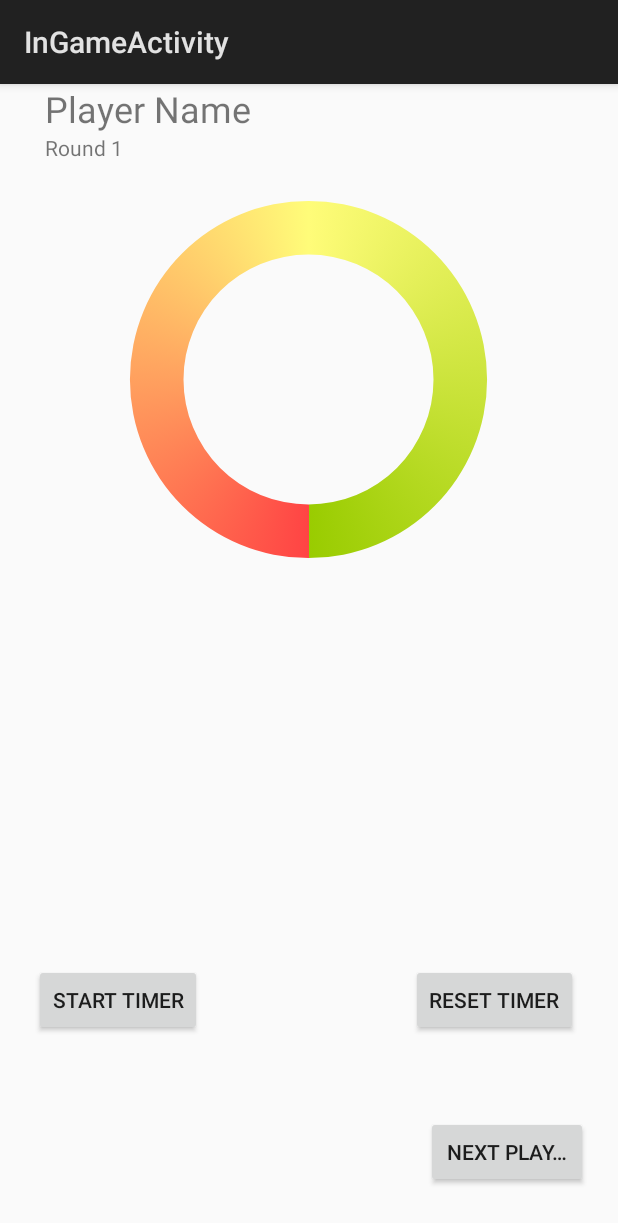
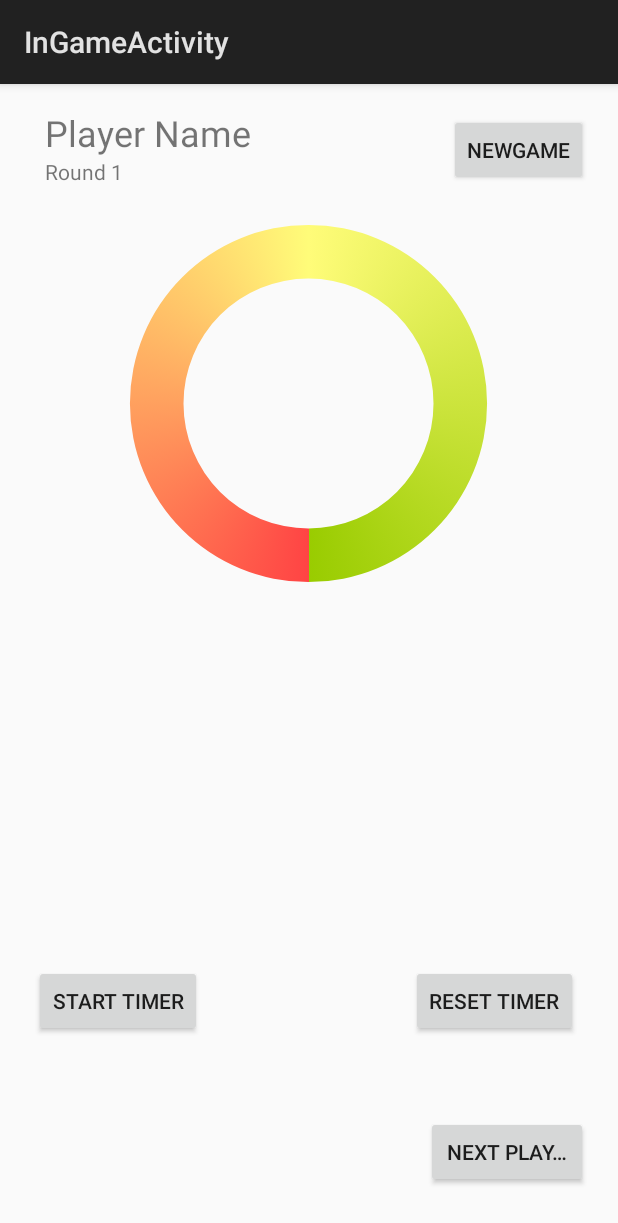
Before and after one commit to hannahhaist/Game_Assistant, an Android app: the InGameActivity screen opened directly, with no data from a screen before it, on a phone screen of 412 x 824 dp. Shown: the top 1223 px of the screen. Run offline under Robolectric (Android 15) with nearby library versions, the phone set to English and light mode, and no system bars; 7 statements that could not run were skipped.

Commit message:
main menu button added

```diff
--- a/app/src/main/java/com/moco/android/assistant/InGameActivity.java
+++ b/app/src/main/java/com/moco/android/assistant/InGameActivity.java
@@ -303,6 +303,10 @@ public class InGameActivity extends Activity {
 
     }
 
+    public void newGame(View view){
+        Intent intent = new Intent(this, MainActivity.class);
+        startActivity(intent);
+    }
 
 
 
--- a/app/src/main/res/layout/ingame_layout.xml
+++ b/app/src/main/res/layout/ingame_layout.xml
@@ -1,5 +1,5 @@
 <?xml version="1.0" encoding="utf-8"?>
-<LinearLayout xmlns:android="http://schemas.android.com/apk/res/android"
+<RelativeLayout xmlns:android="http://schemas.android.com/apk/res/android"
     android:orientation="vertical" android:layout_width="match_parent"
     android:layout_height="match_parent">
 
@@ -9,14 +9,29 @@
         android:layout_height="wrap_content"
         android:text="Player Name"
         android:textSize="24sp"
-        android:layout_marginLeft="30dp"/>
+        android:layout_marginLeft="30dp"
+        android:layout_above="@+id/tvRoundNumber"
+        android:layout_alignParentStart="true" />
 
     <TextView
         android:id="@+id/tvRoundNumber"
         android:layout_width="match_parent"
         android:layout_height="wrap_content"
         android:text="Round n"
-        android:layout_marginLeft="30dp"/>
+        android:layout_marginLeft="30dp"
+        android:layout_alignBottom="@+id/btNewGame"
+        android:layout_alignParentStart="true" />
+
+    <Button
+        android:id="@+id/btNewGame"
+        android:layout_width="wrap_content"
+        android:layout_height="wrap_content"
+        android:layout_alignParentEnd="true"
+        android:gravity="center"
+        android:layout_marginEnd="20dp"
+        android:layout_marginTop="20dp"
+        android:text="@string/new_game"
+        android:onClick="newGame"/>
 
 
-</LinearLayout>
+</RelativeLayout>
--- a/app/src/main/res/values/strings.xml
+++ b/app/src/main/res/values/strings.xml
@@ -54,5 +54,6 @@
     <string name="tvSeconds_str">Seconds</string>
     <string name="AddRow">Add Row</string>
     <string name="saveToTable">Save to Table</string>
+    <string name="new_game">newGame</string>
 
 </resources>
```
